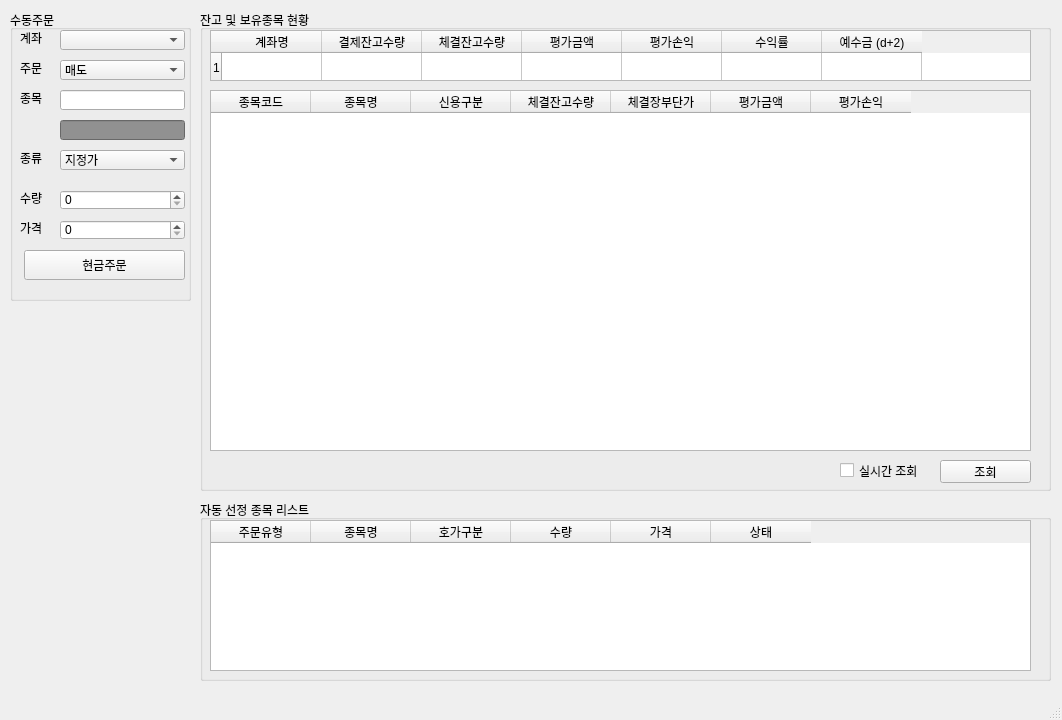
Old version of the form viewer/main_window.ui in the repository ohjongsung/StockTrader.
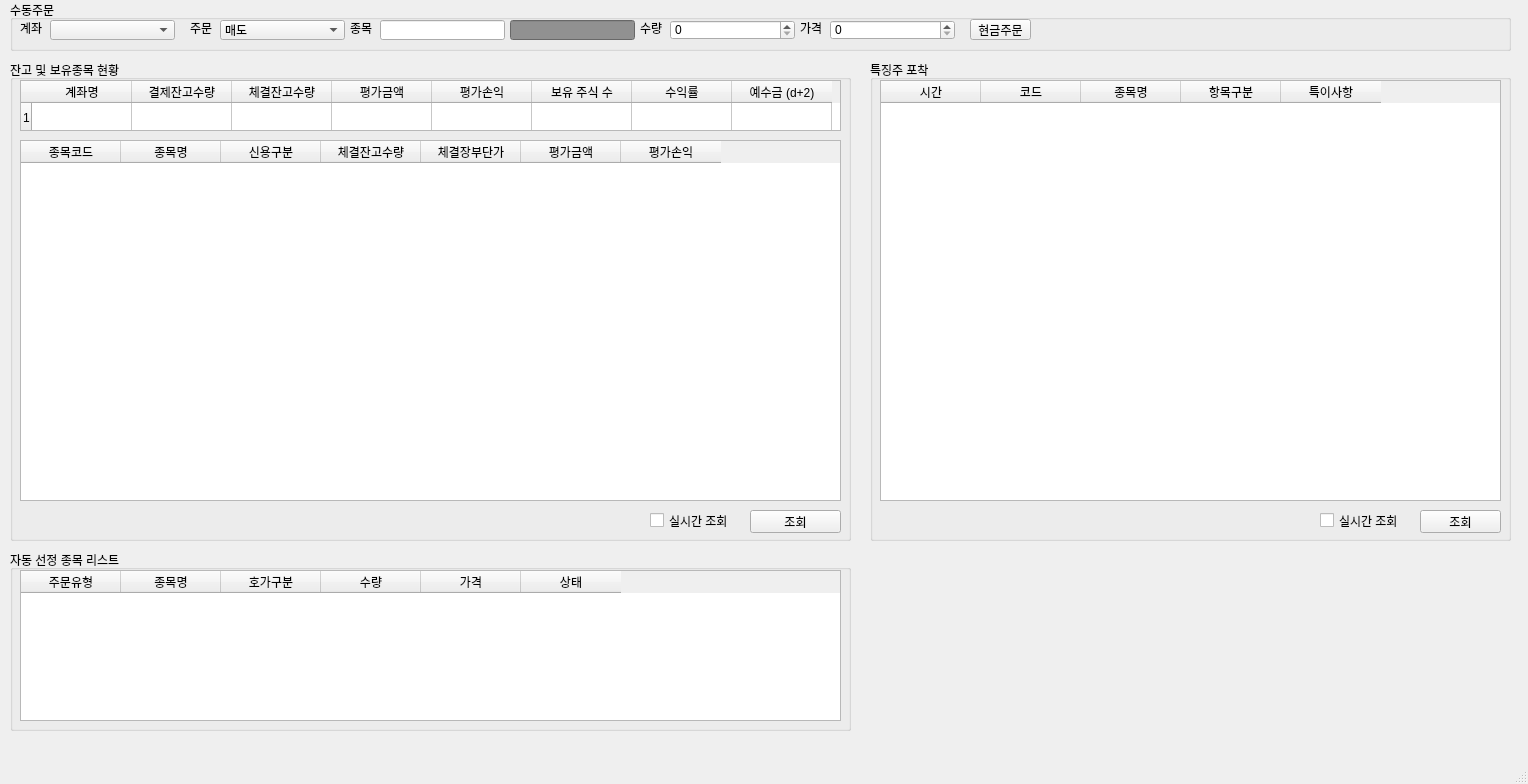
New version of the form. Icons and pictures are not drawn.

Commit message: 특징주 포착 기능 추가

The edit to the form file:
```diff
--- a/viewer/main_window.ui
+++ b/viewer/main_window.ui
@@ -6,8 +6,8 @@
    <rect>
     <x>0</x>
     <y>0</y>
-    <width>1062</width>
-    <height>720</height>
+    <width>1528</width>
+    <height>784</height>
    </rect>
   </property>
   <property name="windowTitle">
@@ -22,9 +22,9 @@
     <property name="geometry">
      <rect>
       <x>10</x>
-      <y>10</y>
-      <width>181</width>
-      <height>291</height>
+      <y>0</y>
+      <width>1501</width>
+      <height>51</height>
      </rect>
     </property>
     <property name="title">
@@ -46,8 +46,8 @@
     <widget class="QLabel" name="label_2">
      <property name="geometry">
       <rect>
-       <x>10</x>
-       <y>50</y>
+       <x>180</x>
+       <y>20</y>
        <width>31</width>
        <height>16</height>
       </rect>
@@ -59,8 +59,8 @@
     <widget class="QLabel" name="label_3">
      <property name="geometry">
       <rect>
-       <x>10</x>
-       <y>80</y>
+       <x>340</x>
+       <y>20</y>
        <width>31</width>
        <height>16</height>
       </rect>
@@ -69,24 +69,11 @@
       <string>종목</string>
      </property>
     </widget>
-    <widget class="QLabel" name="label_4">
-     <property name="geometry">
-      <rect>
-       <x>10</x>
-       <y>140</y>
-       <width>31</width>
-       <height>16</height>
-      </rect>
-     </property>
-     <property name="text">
-      <string>종류</string>
-     </property>
-    </widget>
     <widget class="QLabel" name="label_5">
      <property name="geometry">
       <rect>
-       <x>10</x>
-       <y>180</y>
+       <x>630</x>
+       <y>20</y>
        <width>31</width>
        <height>16</height>
       </rect>
@@ -98,8 +85,8 @@
     <widget class="QLabel" name="label_6">
      <property name="geometry">
       <rect>
-       <x>10</x>
-       <y>210</y>
+       <x>790</x>
+       <y>20</y>
        <width>31</width>
        <height>16</height>
       </rect>
@@ -111,7 +98,7 @@
     <widget class="QComboBox" name="comboBox">
      <property name="geometry">
       <rect>
-       <x>50</x>
+       <x>40</x>
        <y>20</y>
        <width>125</width>
        <height>20</height>
@@ -121,8 +108,8 @@
     <widget class="QComboBox" name="comboBox_2">
      <property name="geometry">
       <rect>
-       <x>50</x>
-       <y>50</y>
+       <x>210</x>
+       <y>20</y>
        <width>125</width>
        <height>20</height>
       </rect>
@@ -148,31 +135,11 @@
       </property>
      </item>
     </widget>
-    <widget class="QComboBox" name="comboBox_3">
-     <property name="geometry">
-      <rect>
-       <x>50</x>
-       <y>140</y>
-       <width>125</width>
-       <height>20</height>
-      </rect>
-     </property>
-     <item>
-      <property name="text">
-       <string>지정가</string>
-      </property>
-     </item>
-     <item>
-      <property name="text">
-       <string>시장가</string>
-      </property>
-     </item>
-    </widget>
     <widget class="QLineEdit" name="lineEdit">
      <property name="geometry">
       <rect>
-       <x>50</x>
-       <y>80</y>
+       <x>370</x>
+       <y>20</y>
        <width>125</width>
        <height>20</height>
       </rect>
@@ -181,8 +148,8 @@
     <widget class="QLineEdit" name="lineEdit_2">
      <property name="geometry">
       <rect>
-       <x>50</x>
-       <y>110</y>
+       <x>500</x>
+       <y>20</y>
        <width>125</width>
        <height>20</height>
       </rect>
@@ -194,8 +161,8 @@
     <widget class="QSpinBox" name="spinBox">
      <property name="geometry">
       <rect>
-       <x>50</x>
-       <y>180</y>
+       <x>660</x>
+       <y>20</y>
        <width>125</width>
        <height>20</height>
       </rect>
@@ -204,8 +171,8 @@
     <widget class="QSpinBox" name="spinBox_2">
      <property name="geometry">
       <rect>
-       <x>50</x>
-       <y>210</y>
+       <x>820</x>
+       <y>20</y>
        <width>125</width>
        <height>20</height>
       </rect>
@@ -217,10 +184,10 @@
     <widget class="QPushButton" name="pushButton">
      <property name="geometry">
       <rect>
-       <x>14</x>
-       <y>240</y>
-       <width>161</width>
-       <height>30</height>
+       <x>960</x>
+       <y>19</y>
+       <width>61</width>
+       <height>21</height>
       </rect>
      </property>
      <property name="text">
@@ -231,9 +198,9 @@
    <widget class="QGroupBox" name="groupBox_2">
     <property name="geometry">
      <rect>
-      <x>200</x>
-      <y>10</y>
-      <width>851</width>
+      <x>10</x>
+      <y>60</y>
+      <width>841</width>
       <height>481</height>
      </rect>
     </property>
@@ -287,6 +254,11 @@
        <string>평가손익</string>
       </property>
      </column>
+     <column>
+      <property name="text">
+       <string>보유 주식 수</string>
+      </property>
+     </column>
      <column>
       <property name="text">
        <string>수익률</string>
@@ -373,9 +345,9 @@
    <widget class="QGroupBox" name="groupBox_3">
     <property name="geometry">
      <rect>
-      <x>200</x>
-      <y>500</y>
-      <width>851</width>
+      <x>10</x>
+      <y>550</y>
+      <width>841</width>
       <height>181</height>
      </rect>
     </property>
@@ -423,6 +395,80 @@
      </column>
     </widget>
    </widget>
+   <widget class="QGroupBox" name="groupBox_4">
+    <property name="geometry">
+     <rect>
+      <x>870</x>
+      <y>60</y>
+      <width>641</width>
+      <height>481</height>
+     </rect>
+    </property>
+    <property name="title">
+     <string>특징주 포착</string>
+    </property>
+    <widget class="QTableWidget" name="tableWidget_4">
+     <property name="geometry">
+      <rect>
+       <x>10</x>
+       <y>20</y>
+       <width>621</width>
+       <height>421</height>
+      </rect>
+     </property>
+     <column>
+      <property name="text">
+       <string>시간</string>
+      </property>
+     </column>
+     <column>
+      <property name="text">
+       <string>코드</string>
+      </property>
+     </column>
+     <column>
+      <property name="text">
+       <string>종목명</string>
+      </property>
+     </column>
+     <column>
+      <property name="text">
+       <string>항목구분</string>
+      </property>
+     </column>
+     <column>
+      <property name="text">
+       <string>특이사항</string>
+      </property>
+     </column>
+    </widget>
+    <widget class="QCheckBox" name="checkBox_2">
+     <property name="geometry">
+      <rect>
+       <x>450</x>
+       <y>450</y>
+       <width>91</width>
+       <height>21</height>
+      </rect>
+     </property>
+     <property name="text">
+      <string>실시간 조회</string>
+     </property>
+    </widget>
+    <widget class="QPushButton" name="pushButton_3">
+     <property name="geometry">
+      <rect>
+       <x>550</x>
+       <y>450</y>
+       <width>81</width>
+       <height>23</height>
+      </rect>
+     </property>
+     <property name="text">
+      <string>조회</string>
+     </property>
+    </widget>
+   </widget>
   </widget>
   <widget class="QMenuBar" name="menubar">
    <property name="geometry">
```
Left out of the diff: 2 changed lines with no effect on the pictures. The commit also changes 7 other files.
